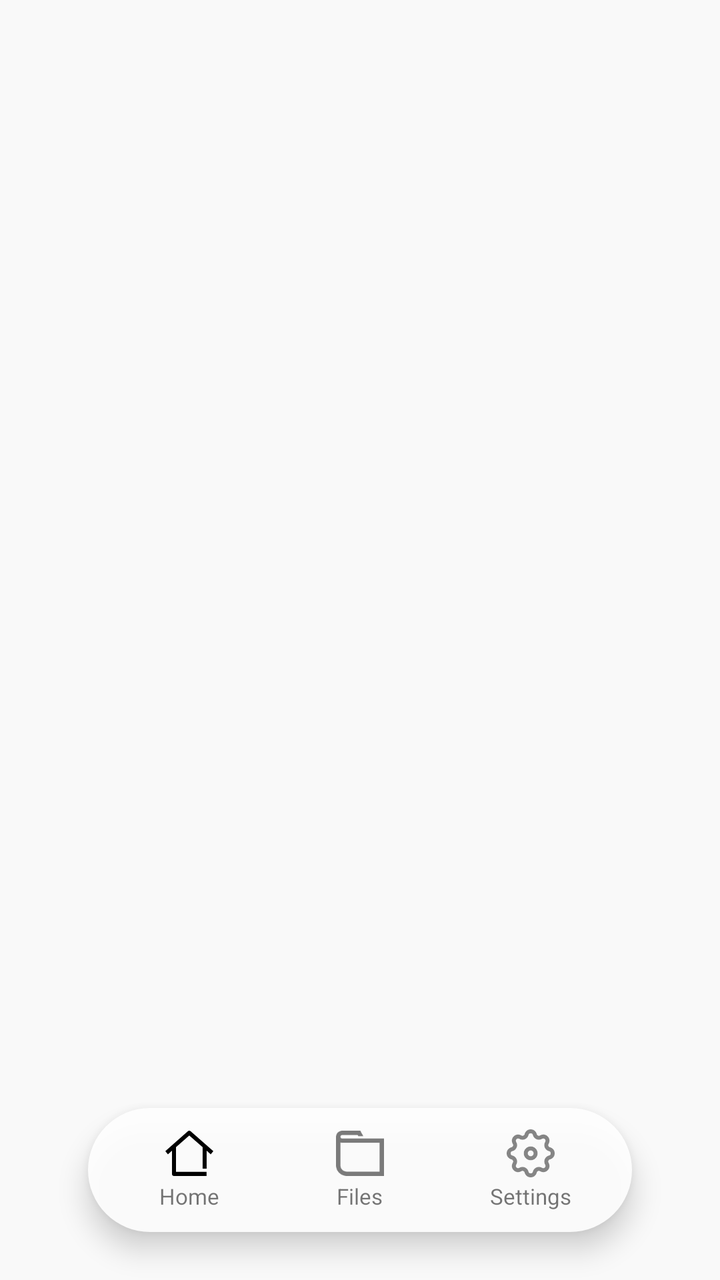
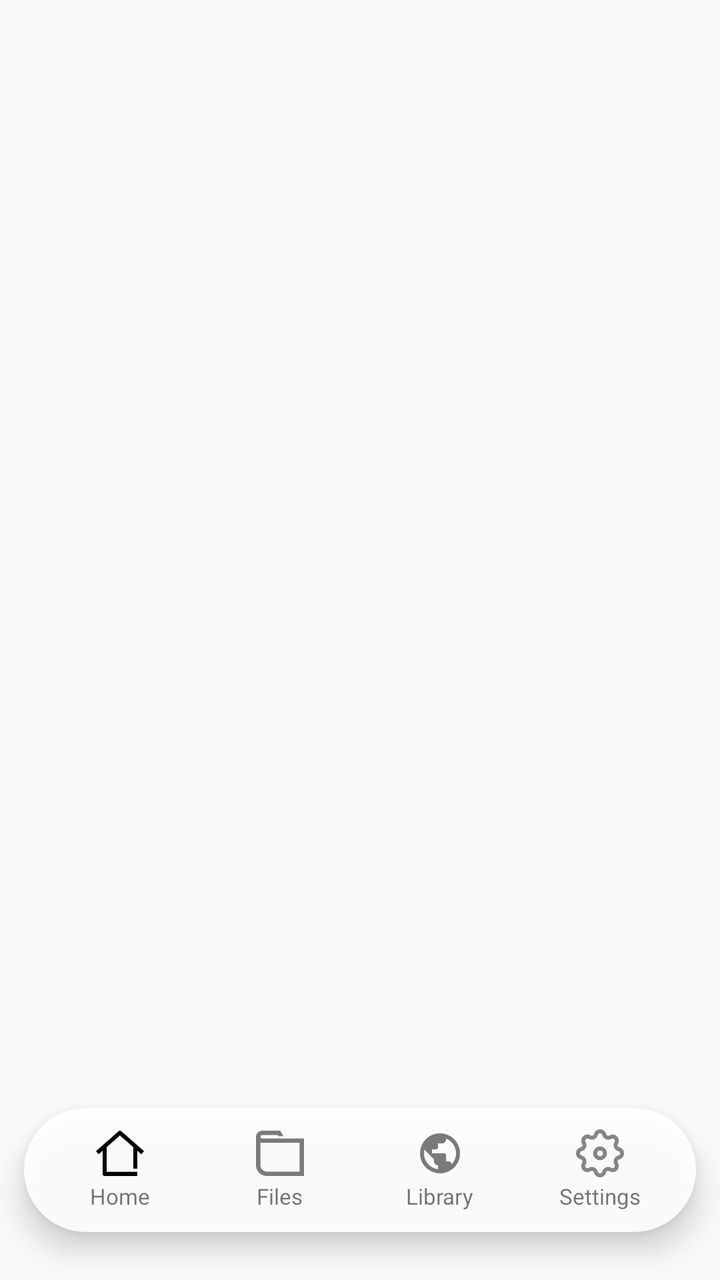

Screens rendered from an Android XML layout before and after an edit, with the pre-edit source and the edit as a unified diff.
<!-- AndroidManifest.xml: application theme Theme.PlaudBridge -->
<!-- res/layout/activity_main.xml -->
<?xml version="1.0" encoding="utf-8"?>
<FrameLayout xmlns:android="http://schemas.android.com/apk/res/android"
    android:layout_width="match_parent"
    android:layout_height="match_parent"
    android:background="@color/bg_primary">

    
    <FrameLayout
        android:id="@+id/fragmentContainer"
        android:layout_width="match_parent"
        android:layout_height="match_parent" />

    
    <LinearLayout
        android:id="@+id/tabBar"
        android:layout_width="272dp"
        android:layout_height="62dp"
        android:layout_gravity="bottom|center_horizontal"
        android:layout_marginBottom="24dp"
        android:background="@drawable/bg_floating_tab"
        android:elevation="8dp"
        android:gravity="center"
        android:orientation="horizontal"
        android:paddingStart="8dp"
        android:paddingEnd="8dp">

        
        <LinearLayout
            android:id="@+id/tabHome"
            android:layout_width="0dp"
            android:layout_height="54dp"
            android:layout_weight="1"
            android:layout_margin="2dp"
            android:gravity="center"
            android:orientation="vertical">

            <ImageView
                android:id="@+id/tabHomeIcon"
                android:layout_width="24dp"
                android:layout_height="24dp"
                android:contentDescription="Home"
                android:src="@drawable/ic_home" />

            <TextView
                android:id="@+id/tabHomeLabel"
                android:layout_width="wrap_content"
                android:layout_height="wrap_content"
                android:layout_marginTop="2dp"
                android:fontFamily="sans-serif"
                android:text="Home"
                android:textSize="11sp" />
        </LinearLayout>

        
        <LinearLayout
            android:id="@+id/tabFiles"
            android:layout_width="0dp"
            android:layout_height="54dp"
            android:layout_weight="1"
            android:layout_margin="2dp"
            android:gravity="center"
            android:orientation="vertical">

            <ImageView
                android:id="@+id/tabFilesIcon"
                android:layout_width="24dp"
                android:layout_height="24dp"
                android:contentDescription="Files"
                android:src="@drawable/ic_files" />

            <TextView
                android:id="@+id/tabFilesLabel"
                android:layout_width="wrap_content"
                android:layout_height="wrap_content"
                android:layout_marginTop="2dp"
                android:fontFamily="sans-serif"
                android:text="Files"
                android:textSize="11sp" />
        </LinearLayout>

        
        <LinearLayout
            android:id="@+id/tabSettings"
            android:layout_width="0dp"
            android:layout_height="54dp"
            android:layout_weight="1"
            android:layout_margin="2dp"
            android:gravity="center"
            android:orientation="vertical">

            <ImageView
                android:id="@+id/tabSettingsIcon"
                android:layout_width="24dp"
                android:layout_height="24dp"
                android:contentDescription="Settings"
                android:src="@drawable/ic_settings" />

            <TextView
                android:id="@+id/tabSettingsLabel"
                android:layout_width="wrap_content"
                android:layout_height="wrap_content"
                android:layout_marginTop="2dp"
                android:fontFamily="sans-serif"
                android:text="Settings"
                android:textSize="11sp" />
        </LinearLayout>
    </LinearLayout>

</FrameLayout>
<!-- resources referenced by this layout -->
<resources>
  <color name="bg_primary">#F9F9F9</color>
  <!-- drawable bg_floating_tab (drawable) -->
  <?xml version="1.0" encoding="utf-8"?>
  <shape xmlns:android="http://schemas.android.com/apk/res/android"
      android:shape="rectangle">
      <solid android:color="@color/tab_bar_white" />
      <corners android:radius="31dp" />
  </shape>
  <!-- drawable ic_files (drawable) -->
  <?xml version="1.0" encoding="utf-8"?>
  <vector xmlns:android="http://schemas.android.com/apk/res/android"
      android:width="17dp"
      android:height="16dp"
      android:viewportWidth="16.543"
      android:viewportHeight="15.8994">
      <path
          android:pathData="M8.59082,0.396484L9.39453,1.89648H7.69238L7.48047,1.5H2.11719C1.77645,1.50041 1.5,1.77733 1.5,2.11816C1.50031,2.45217 1.76617,2.72267 2.09766,2.7334H16.543V15.8994H3.75C1.67915,15.8992 9.34528e-05,14.2203 0,12.1494V2.15723H0.00195312C0.00171407,2.14422 3.57763e-06,2.13122 0,2.11816C0,0.948907 0.948026,0.000406682 2.11719,0H8.37891L8.59082,0.396484ZM1.5,12.1494C1.50009,13.3919 2.50758,14.3992 3.75,14.3994H15.043V4.2334H7.92969V4.23535H2.11719C2.10413,4.23535 2.09113,4.23364 2.07812,4.2334H2.07617C2.01791,4.23339 1.96033,4.22968 1.90332,4.22461C1.90071,4.22435 1.89812,4.22391 1.89551,4.22363C1.75967,4.21102 1.62715,4.18609 1.5,4.14941V12.1494Z"
          android:fillColor="#7A7A7A" />
  </vector>
  <!-- drawable ic_home (drawable) -->
  <?xml version="1.0" encoding="utf-8"?>
  <vector xmlns:android="http://schemas.android.com/apk/res/android"
      android:width="18dp"
      android:height="17dp"
      android:viewportWidth="17.9746"
      android:viewportHeight="16.5001">
      <path
          android:pathData="M8.47363,0.180716C8.75374,-0.0594824 9.16727,-0.0603397 9.44824,0.178763L17.9746,7.44536L17.002,8.58697L15.4658,7.2774V13.8399H13.9658V5.99908L8.96289,1.73638L3.99414,5.9981V15.0001H15.4375V16.5001H3.24414C2.82993,16.5001 2.49414,16.1643 2.49414,15.7501V7.28423L0.976562,8.58599L0,7.44732L8.47363,0.180716Z"
          android:fillColor="#000000" />
  </vector>
  <!-- drawable ic_settings: vector/xml drawable (drawable, 2565 chars, omitted) -->
  <style name="Theme.PlaudBridge" parent="Theme.MaterialComponents.Light.NoActionBar">
          <item name="colorPrimary">#1F1F1F</item>
          <item name="colorPrimaryVariant">#1F1F1F</item>
          <item name="colorOnPrimary">#FFFFFF</item>
          <item name="colorSecondary">#6CAE85</item>
          <item name="colorOnSecondary">#FFFFFF</item>
          <item name="android:windowBackground">@color/bg_primary</item>
          <item name="android:statusBarColor">@color/bg_primary</item>
          <item name="android:windowLightStatusBar">true</item>
          <item name="windowActionBar">false</item>
          <item name="windowNoTitle">true</item>
      </style>
  <color name="tab_bar_white">#E6FFFFFF</color>
</resources>

<!-- the commit's change to res/layout/activity_main.xml (unified diff, before → after) -->
@@ -13,7 +13,7 @@
     
     <LinearLayout
         android:id="@+id/tabBar"
-        android:layout_width="272dp"
+        android:layout_width="336dp"
         android:layout_height="62dp"
         android:layout_gravity="bottom|center_horizontal"
         android:layout_marginBottom="24dp"
@@ -80,6 +80,33 @@
 
         
         <LinearLayout
+            android:id="@+id/tabLibrary"
+            android:layout_width="0dp"
+            android:layout_height="54dp"
+            android:layout_weight="1"
+            android:layout_margin="2dp"
+            android:gravity="center"
+            android:orientation="vertical">
+
+            <ImageView
+                android:id="@+id/tabLibraryIcon"
+                android:layout_width="24dp"
+                android:layout_height="24dp"
+                android:contentDescription="Library"
+                android:src="@drawable/ic_library" />
+
+            <TextView
+                android:id="@+id/tabLibraryLabel"
+                android:layout_width="wrap_content"
+                android:layout_height="wrap_content"
+                android:layout_marginTop="2dp"
+                android:fontFamily="sans-serif"
+                android:text="Library"
+                android:textSize="11sp" />
+        </LinearLayout>
+
+        
+        <LinearLayout
             android:id="@+id/tabSettings"
             android:layout_width="0dp"
             android:layout_height="54dp"
<!-- resource entries referenced after the edit -->
@@ -30,6 +30,17 @@
           android:pathData="M8.47363,0.180716C8.75374,-0.0594824 9.16727,-0.0603397 9.44824,0.178763L17.9746,7.44536L17.002,8.58697L15.4658,7.2774V13.8399H13.9658V5.99908L8.96289,1.73638L3.99414,5.9981V15.0001H15.4375V16.5001H3.24414C2.82993,16.5001 2.49414,16.1643 2.49414,15.7501V7.28423L0.976562,8.58599L0,7.44732L8.47363,0.180716Z"
           android:fillColor="#000000" />
   </vector>
+  <!-- drawable ic_library (drawable) -->
+  <?xml version="1.0" encoding="utf-8"?>
+  <vector xmlns:android="http://schemas.android.com/apk/res/android"
+      android:width="24dp"
+      android:height="24dp"
+      android:viewportWidth="24"
+      android:viewportHeight="24">
+      <path
+          android:pathData="M12,2C6.48,2 2,6.48 2,12s4.48,10 10,10 10,-4.48 10,-10S17.52,2 12,2zM11,19.93c-3.95,-0.49 -7,-3.85 -7,-7.93 0,-0.62 0.08,-1.21 0.21,-1.79L9,15v1c0,1.1 0.9,2 2,2v1.93zM17.9,17.39c-0.26,-0.81 -1,-1.39 -1.9,-1.39h-1v-3c0,-0.55 -0.45,-1 -1,-1L8,12v-2h2c0.55,0 1,-0.45 1,-1L11,7h2c1.1,0 2,-0.9 2,-2v-0.41c2.93,1.19 5,4.06 5,7.41 0,2.08 -0.8,3.97 -2.1,5.39z"
+          android:fillColor="#7A7A7A" />
+  </vector>
   <!-- drawable ic_settings: vector/xml drawable (drawable, 2565 chars, omitted) -->
   <style name="Theme.PlaudBridge" parent="Theme.MaterialComponents.Light.NoActionBar">
           <item name="colorPrimary">#1F1F1F</item>
